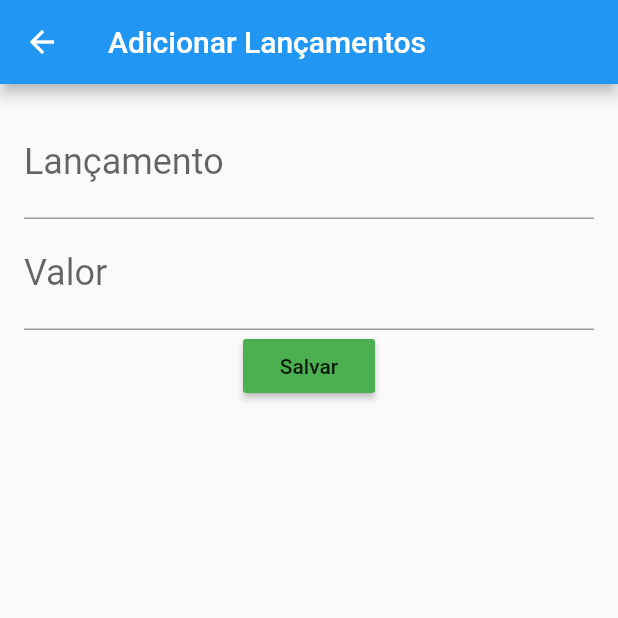
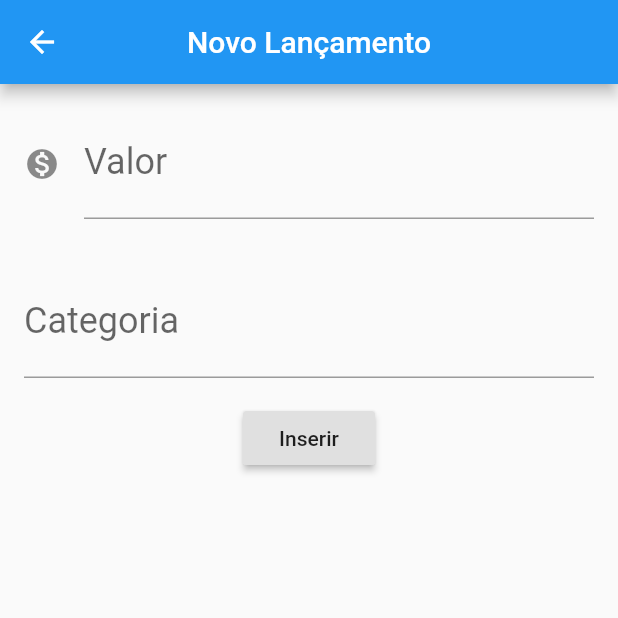
Before and after one commit to JamisonVeraCruz/toliso, a Flutter app: the screen it shows after launch, after a tap on the "add" icon, on a phone screen of 412 x 824 dp, the top half of it. Run offline on Flutter 3.47's test engine with Material 2 defaults, Android fonts, the phone set to English and light mode, and no system bars.

Commit message:
commit hoje

```diff
--- a/lib/main.dart
+++ b/lib/main.dart
@@ -1,126 +1,159 @@
-import 'dart:ffi';
-
 import 'package:flutter/material.dart';
 
-void main() => runApp(toliso());
+void main() => runApp(ToLisoApp());
 
-class toliso extends StatelessWidget {
+class ToLisoApp extends StatelessWidget {
   @override
   Widget build(BuildContext context) {
     // TODO: implement build
-    return MaterialApp(home: ListaLancamentos());
+    return MaterialApp(home: ListaLancamento());
   }
 }
 
-class ListaLancamentos extends StatelessWidget {
+class FormularioLancamento extends StatelessWidget {
+  final TextEditingController _controladorCampoValor = TextEditingController();
+  final TextEditingController _controladorCampoCategoria =
+  TextEditingController();
+
   @override
   Widget build(BuildContext context) {
     // TODO: implement build
     return Scaffold(
       appBar: AppBar(
-        title: Text(
-          "Meu Desespero",
-        ),
+        title: Text("Novo Lançamento"),
         centerTitle: true,
       ),
       body: Column(
         children: <Widget>[
-          ItemLancamentos(new Lancamentos(-120, "Restaurante")),
-          ItemLancamentos(new Lancamentos(-150, "Motel")),
-          ItemLancamentos(new Lancamentos(200, "Transferência")),
+          Editor(
+            controlador: _controladorCampoValor,
+            rotulo: 'Valor',
+            dica: '0.00',
+            icone: Icons.monetization_on,
+            tipoTeclado: TextInputType.number,
+          ),
+          Editor(
+            controlador: _controladorCampoCategoria,
+            rotulo: 'Categoria',
+            dica: 'Por exemplo: Transporte',
+          ),
+          RaisedButton(
+            child: Text("Inserir"),
+            onPressed: () {
+              CriarLancamento(context);
+            },
+          )
+        ],
+      ),
+    );
+  }
+
+  void CriarLancamento(BuildContext context) {
+    final double valor = double.tryParse(_controladorCampoValor.text);
+    final String categoria = _controladorCampoCategoria.text;
+    final Lancamento lancamento = new Lancamento(valor, categoria);
+    if (valor != null || categoria.isNotEmpty) {
+      debugPrint('Lançamento Inserido!');
+      debugPrint('$lancamento');
+      Navigator.pop(context, lancamento);
+    } else {
+      debugPrint('Falta preencher um dos campos!');
+    }
+  }
+}
+
+class Editor extends StatelessWidget {
+
+  final TextEditingController controlador;
+  final String rotulo;
+  final String dica;
+  final IconData icone;
+  final TextInputType tipoTeclado;
+
+  Editor({this.controlador, this.rotulo, this.dica, this.icone, this.tipoTeclado});
+
+  @override
+  Widget build(BuildContext context) {
+    return Padding(
+      padding: EdgeInsets.all(16.0),
+      child: TextField(
+        controller: controlador,
+        style: TextStyle(fontSize: 24.0),
+        decoration: InputDecoration(
+            icon: icone != null ? Icon(icone) : null,
+            labelText: rotulo,
+            hintText: dica),
+        keyboardType: tipoTeclado ?? TextInputType.text,
+      ),
+    );
+  }
+}
+
+class ListaLancamento extends StatelessWidget {
+  @override
+  Widget build(BuildContext context) {
+    // TODO: implement build
+    return Scaffold(
+      appBar: AppBar(
+        title: Text("Minhas Economias"),
+        centerTitle: true,
+      ),
+      body: Column(
+        children: <Widget>[
+          ItemLancamento(new Lancamento(-100, 'Restaurante')),
+          ItemLancamento(new Lancamento(200, 'Transferência')),
+          ItemLancamento(new Lancamento(-30, 'Transporte')),
         ],
       ),
       floatingActionButton: FloatingActionButton(
         child: Icon(Icons.add),
-        backgroundColor: Colors.green,
+        backgroundColor: Colors.brown,
         onPressed: () {
-          Navigator.push(
-            context,
-            MaterialPageRoute(builder: (context) => AddLancamentos()),
-          );
+          final Future <Lancamento> future =
+            Navigator.push(context, MaterialPageRoute(builder: (context) {
+              return FormularioLancamento();
+            }));
+          future.then((lancamento) {
+            debugPrint('Chegou no then do future');
+            debugPrint('$lancamento');
+          });
         },
       ),
     );
   }
 }
 
-class ItemLancamentos extends StatelessWidget {
-  final Lancamentos _lancamentos;
+class ItemLancamento extends StatelessWidget {
+  final Lancamento _lancamento;
 
-  ItemLancamentos(this._lancamentos);
+  ItemLancamento(this._lancamento);
 
   @override
   Widget build(BuildContext context) {
     // TODO: implement build
     return Card(
       child: ListTile(
-        leading: _lancamentos.valor < 0
-            ? Icon(Icons.money_off)
-            : Icon(Icons.monetization_on),
+        leading: Icon(Icons.monetization_on),
         title: Text(
-          _lancamentos.valor.toString(),
-          style: _lancamentos.valor < 0
+          _lancamento.valor.toString(),
+          style: _lancamento.valor < 0
               ? TextStyle(color: Colors.red)
               : TextStyle(color: Colors.green),
         ),
-        subtitle: Text(_lancamentos.cateogria),
+        subtitle: Text(_lancamento.categoria),
       ),
     );
   }
 }
 
-class Lancamentos {
+class Lancamento {
   final double valor;
-  final String cateogria;
+  final String categoria;
 
-  Lancamentos(this.valor, this.cateogria);
+  @override
+  String toString() {
+    return 'Lançamento {valor: $valor, categoria: $categoria}';
+  }
+
+  Lancamento(this.valor, this.categoria);
 }
-
-class AddLancamentos extends StatelessWidget {
-  @override
-  Widget build(BuildContext context) {
-    return Scaffold(
-      appBar: AppBar(
-        title: Text("Adicionar Lançamentos"),
-      ),
-      body: Padding(
-        padding: const EdgeInsets.all(16.00),
-        child: Column(
-          children: <Widget>[
-            TextField(
-              style: TextStyle(fontSize: 24.0),
-              decoration: const InputDecoration(
-                labelText: "Lançamento",
-                hintText: 'Digite o lançamento',
-              ),
-            ),
-            TextField(
-              style: TextStyle(fontSize: 24.0),
-              keyboardType: TextInputType.numberWithOptions(),
-              decoration: const InputDecoration(
-                labelText: "Valor",
-                hintText: 'Somente valor numérico (R\$ 0.00)',
-              ),
-            ),
-            Center(
-              child: RaisedButton(
-                color: Colors.green,
-                onPressed: () {
-                  Navigator.pop(context);
-                  Navigator.push(
-                    context,
-                    MaterialPageRoute(
-                      builder: (context) =>
-                          ItemLancamentos(new Lancamentos(-150, "Outra coisa")),
-                    ),
-                  );
-                },
-                child: Text('Salvar'),
-              ),
-            ),
-          ],
-        ),
-      ),
-    );
-  }
-}
```
